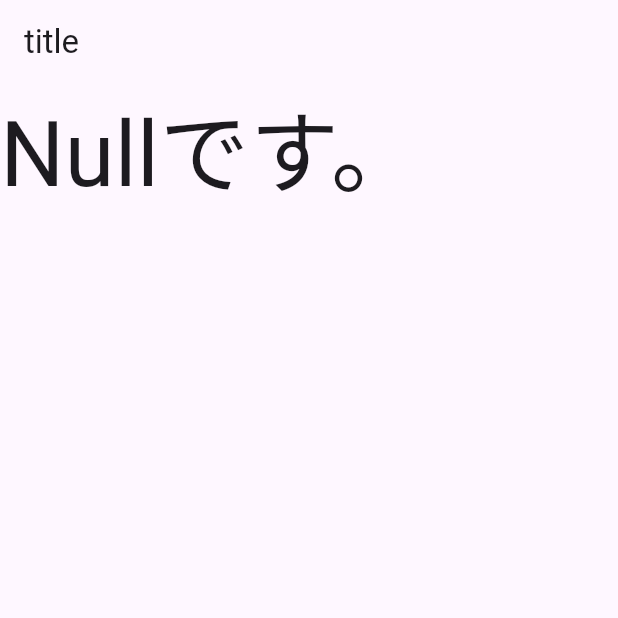
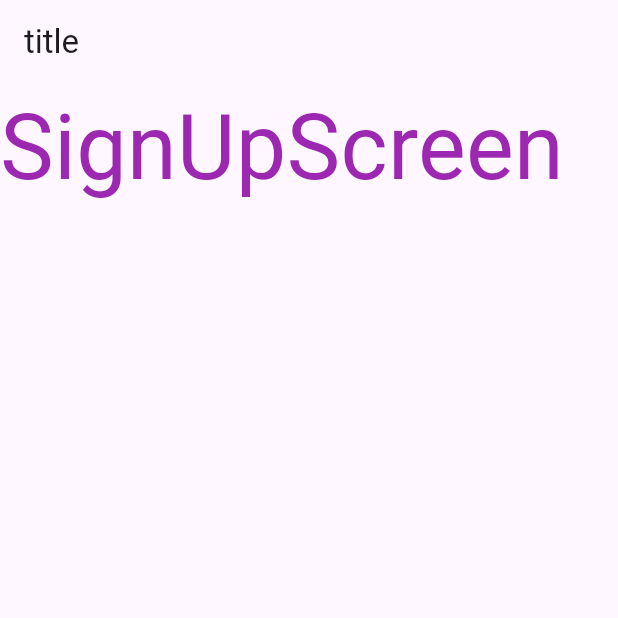
Before and after one commit to shigeyuu/text_sns, a Flutter app: the screen it shows after launch, on a phone screen of 412 x 824 dp, the top half of it. Run offline on Flutter 3.47's test engine with Material 3 defaults, Android fonts, the phone set to English and light mode, and no system bars; our stand-ins replace cloud_firestore, firebase_auth, firebase_core, fluttertoast, freezed_annotation, get; accounts and stored records are empty; generated files the repository leaves out were written again.

Commit message:
AuthScreenを作成しよう

```diff
--- a/lib/app.dart
+++ b/lib/app.dart
@@ -1,10 +1,11 @@
 import 'package:flutter/material.dart';
 import 'package:get/get.dart';
 import 'flavors.dart';
-import 'pages/my_home_page.dart';
+import 'view/pages/my_home_page/my_home_page.dart';
 
 class App extends StatelessWidget {
   const App({super.key});
+
   @override
   Widget build(BuildContext context) {
     return GetMaterialApp(
--- a/lib/controllers/auth_controller.dart
+++ b/lib/controllers/auth_controller.dart
@@ -4,4 +4,7 @@ import 'package:firebase_auth/firebase_auth.dart';
 
 class AuthController extends GetxController {
   final rxAuthUser = Rx<User?>(null);
+  final rxIsLoginMode = false.obs;
+  void onToggleIsLoginModeButtonPressed() => _toggleIsLoginMode();
+  void _toggleIsLoginMode() => rxIsLoginMode.value = !rxIsLoginMode.value;
 }
--- /dev/null
+++ b/lib/view/pages/components/auth_screen/auth_screen.dart
@@ -0,0 +1,24 @@
+import 'package:flutter/material.dart';
+import 'package:get/get.dart';
+import 'package:text_sns/controllers/auth_controller.dart';
+
+class AuthScreen extends StatelessWidget {
+  const AuthScreen({super.key});
+
+  @override
+  Widget build(BuildContext context) {
+    const style = TextStyle(fontSize: 60.0, color: Colors.purple);
+    final controller = Get.find<AuthController>();
+    return Obx(() {
+      if (controller.rxIsLoginMode.value) {
+        return InkWell(
+            onTap: controller.onToggleIsLoginModeButtonPressed,
+            child: const Text("LoginScreen", style: style));
+      } else {
+        return InkWell(
+            onTap: controller.onToggleIsLoginModeButtonPressed,
+            child: const Text("SignUpScreen", style: style));
+      }
+    });
+  }
+}
--- a/lib/pages/my_home_page.dart
+++ b/lib/view/pages/my_home_page/my_home_page.dart
@@ -2,8 +2,9 @@ import 'package:flutter/material.dart';
 import 'package:get/get.dart';
 import 'package:text_sns/controllers/auth_controller.dart';
 import 'package:text_sns/controllers/my_home_page_controller.dart';
+import 'package:text_sns/view/pages/components/auth_screen/auth_screen.dart';
 
-import '../flavors.dart';
+import '../../../flavors.dart';
 
 class MyHomePage extends StatelessWidget {
   const MyHomePage({super.key});
@@ -18,10 +19,10 @@ class MyHomePage extends StatelessWidget {
       ),
       body: Obx(() {
         const style = TextStyle(fontSize: 60.0);
-        if (authController.rxAuthUser.value != null) {
-          return const Text("Nullではありません。", style: style);
+        if (authController.rxAuthUser.value == null) {
+          return const AuthScreen();
         } else {
-          return const Text("Nullです。", style: style);
+          return const Text("MainPage", style: style);
         }
       }),
     );
```
